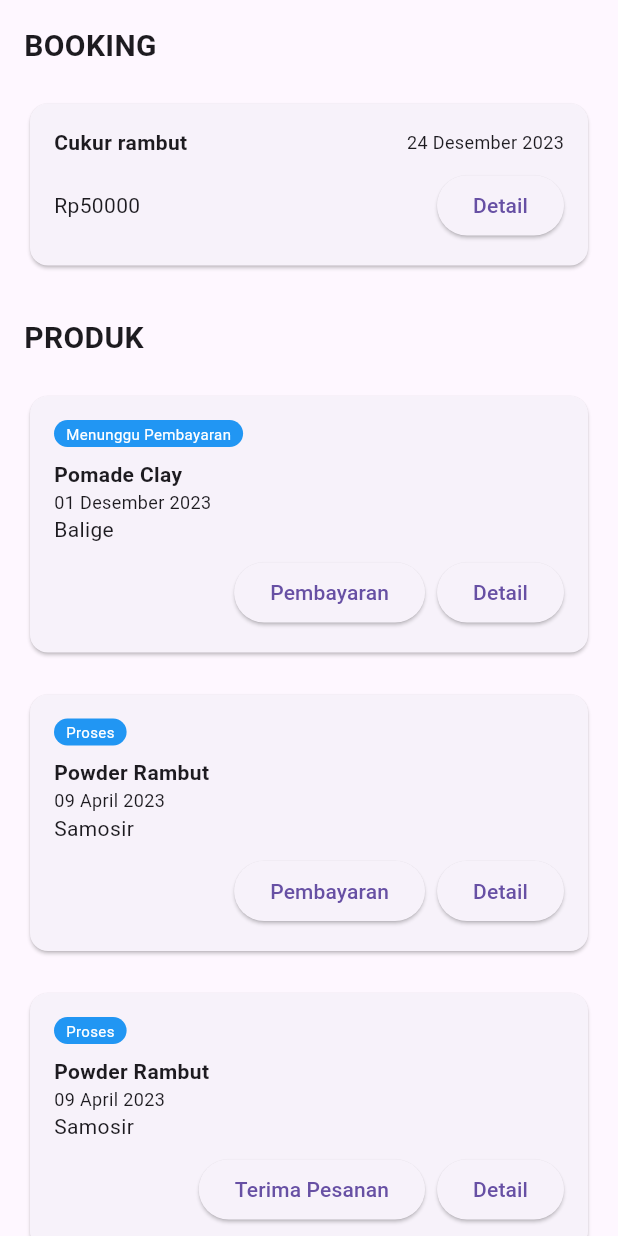
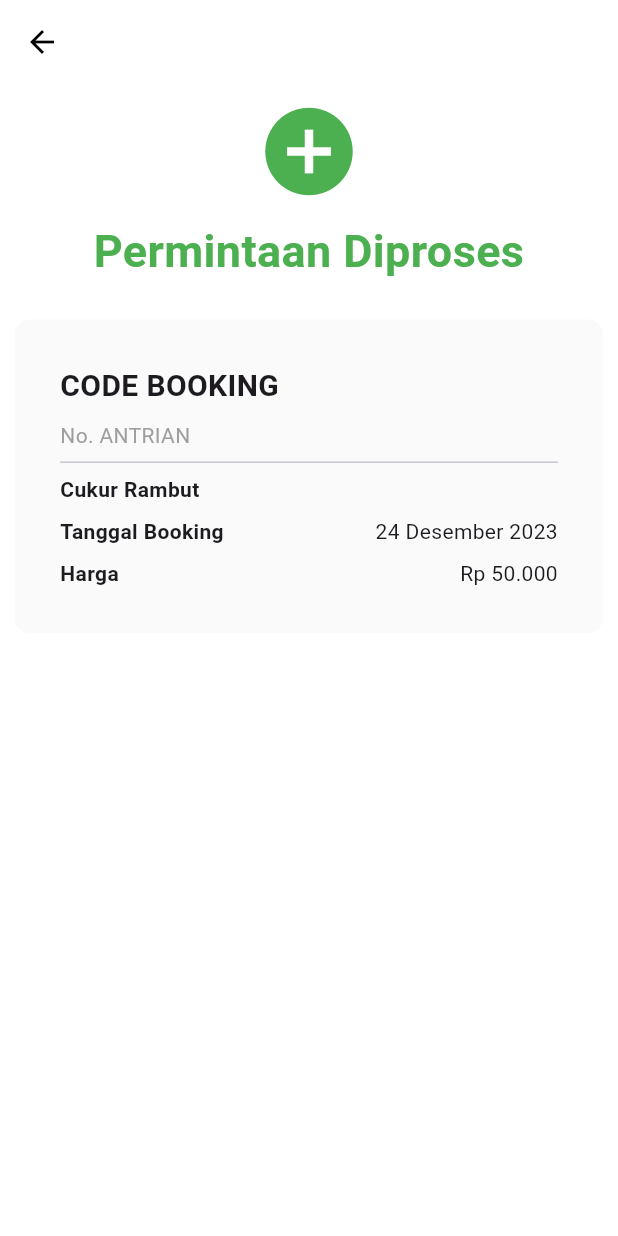
Before and after one commit to osvelina/Aplikasi, a Flutter app: the ProsesKonten screen opened directly, after a tap on "Detail", on a phone screen of 412 x 824 dp. Run offline on Flutter 3.47's test engine with Material 3 defaults, Android fonts, the light colour scheme and no system bars; our stand-ins replace flutter_easyloading, google_fonts; statements that could not run were skipped.

Commit message:
runn uiii

```diff
--- a/lib/ProsesKonten.dart
+++ b/lib/ProsesKonten.dart
@@ -1,3 +1,6 @@
+import 'package:apk_barbershop/Berhasil.dart';
+import 'package:apk_barbershop/Request.dart';
+import 'package:apk_barbershop/ToPay.dart';
 import 'package:flutter/material.dart';
 
 class ProsesKonten extends StatelessWidget {
@@ -21,6 +24,42 @@ class ProsesKonten extends StatelessWidget {
                 title: 'Cukur rambut',
                 date: '24 Desember 2023',
                 price: 50000,
+                status: 'Request',
+                onTapPay: null,
+                onTapDetail: () {
+                   Navigator.push(
+                    context,
+                    MaterialPageRoute(builder: (context) => Request()),
+                  );
+                 },
+              ),
+              SizedBox(height: 20),
+              _buildBookingCard(
+                title: 'Cat Rambut',
+                date: '24 Desember 2023',
+                price: 50000,
+                status: 'BOOKING',
+                onTapPay: null,
+                 onTapDetail: () {
+                  Navigator.push(
+                    context,
+                    MaterialPageRoute(builder: (context) => Berhasil()),
+                  );
+                },
+              ),
+              SizedBox(height: 20),
+              _buildBookingCard(
+                title: 'Style Rambut',
+                date: '24 Desember 2023',
+                price: 50000,
+                status: 'Menunggu Pembayaran',
+                onTapPay: () {
+                   Navigator.push(
+                    context,
+                    MaterialPageRoute(builder: (context) => ToPay()),
+                  );
+                  },
+                onTapDetail: null,
               ),
               SizedBox(height: 30),
               Text(
@@ -34,6 +73,12 @@ class ProsesKonten extends StatelessWidget {
                 date: '01 Desember 2023',
                 location: 'Balige',
                 price: 120000,
+                onTapPay: () {
+
+                  print('Pembayaran ditekan');
+                },
+                onTapDetail: null,
+                onTapGet: null,
               ),
               SizedBox(height: 20),
               _buildProductPurchaseCard(
@@ -42,9 +87,28 @@ class ProsesKonten extends StatelessWidget {
                 date: '09 April 2023',
                 location: 'Samosir',
                 price: 75000,
+                onTapPay: null,
+                onTapDetail: () {
+
+                  print('Detail ditekan');
+                },
+                onTapGet: null,
               ),
                SizedBox(height: 20),
-              ProsesContent(),
+              _buildProductPurchaseCard(
+                status: 'Proses',
+                products: ['Powder Rambut'],
+                date: '09 April 2023',
+                location: 'Samosir',
+                price: 75000,
+                onTapPay: null,
+                onTapDetail: null,
+                onTapGet: () {
+                  print('Terima Pesanan ditekan');
+                }
+              ),
+              SizedBox(height: 20),
+
             ],
           ),
         ),
@@ -56,6 +120,9 @@ class ProsesKonten extends StatelessWidget {
     required String title,
     required String date,
     required int price,
+    required String status,
+    required VoidCallback? onTapPay,
+    required VoidCallback? onTapDetail,
   }) {
     return Card(
       child: Padding(
@@ -63,6 +130,22 @@ class ProsesKonten extends StatelessWidget {
         child: Column(
           crossAxisAlignment: CrossAxisAlignment.start,
           children: [
+            Row(
+              children: [
+                Container(
+                  padding: EdgeInsets.symmetric(horizontal: 8.0, vertical: 2.0),
+                  decoration: BoxDecoration(
+                    borderRadius: BorderRadius.circular(10),
+                    color: _getStatusColor(status),
+                  ),
+                  child: Text(
+                    status,
+                    style: TextStyle(color: Colors.white, fontSize: 10),
+                  ),
+                ),
+              ],
+            ),
+            SizedBox(height: 8),
             Row(
               mainAxisAlignment: MainAxisAlignment.spaceBetween,
               children: [
@@ -81,10 +164,15 @@ class ProsesKonten extends StatelessWidget {
               mainAxisAlignment: MainAxisAlignment.spaceBetween,
               children: [
                 Text('Rp$price'),
+                if (onTapPay != null)
                   ElevatedButton(
-                  onPressed: () {
-
-                  },
+                    onPressed: onTapPay,
+                    child: Text('Pembayaran'),
+                  ),
+                if (onTapDetail != null) SizedBox(width: 8),
+                if (onTapDetail != null)
+                  ElevatedButton(
+                    onPressed: onTapDetail,
                     child: Text('Detail'),
                   ),
               ],
@@ -95,12 +183,30 @@ class ProsesKonten extends StatelessWidget {
     );
   }
 
+  Color _getStatusColor(String status) {
+    switch (status) {
+      case 'Request':
+        return Colors.yellow;
+      case 'BOOKING':
+        return Colors.green;
+      case 'Proses':
+        return Colors.purple;
+      case 'Menunggu Pembayaran':
+        return Colors.blue;
+      default:
+        return Colors.black;
+    }
+  }
+
   Widget _buildProductPurchaseCard({
     required String status,
     required List<String> products,
     required String date,
     required String location,
     required int price,
+    required VoidCallback? onTapPay,
+    required VoidCallback? onTapDetail,
+    required VoidCallback? onTapGet,
   }) {
     return Card(
       child: Padding(
@@ -114,7 +220,7 @@ class ProsesKonten extends StatelessWidget {
                   padding: EdgeInsets.symmetric(horizontal: 8.0, vertical: 2.0),
                   decoration: BoxDecoration(
                     borderRadius: BorderRadius.circular(10),
-                    color: Colors.blue,
+                    color: _getStatusColor(status),
                   ),
                   child: Text(
                     status,
@@ -142,14 +248,22 @@ class ProsesKonten extends StatelessWidget {
             Row(
               mainAxisAlignment: MainAxisAlignment.end,
               children: [
+                if (onTapPay != null)
                   ElevatedButton(
-                  onPressed: () {},
+                    onPressed: onTapPay,
                     child: Text('Pembayaran'),
                   ),
-                SizedBox(width: 8),
+                if (onTapDetail != null) SizedBox(width: 8),
+                if (onTapDetail != null)
                   ElevatedButton(
-                  onPressed: () {},
+                    onPressed: onTapDetail,
                     child: Text('Detail'),
+                  ),
+                if (onTapGet != null) SizedBox(width: 8),
+                if (onTapGet != null)
+                  ElevatedButton(
+                    onPressed: onTapGet,
+                    child: Text('Terima Pesanan'),
                   ),
               ],
             ),
@@ -159,55 +273,3 @@ class ProsesKonten extends StatelessWidget {
     );
   }
 }
-
-class ProsesContent extends StatelessWidget {
-  @override
-  Widget build(BuildContext context) {
-    return Card(
-      child: Padding(
-        padding: EdgeInsets.all(16.0),
-        child: Column(
-          crossAxisAlignment: CrossAxisAlignment.start,
-          children: [
-            Container(
-              padding: EdgeInsets.symmetric(horizontal: 8.0, vertical: 2.0),
-              decoration: BoxDecoration(
-                borderRadius: BorderRadius.circular(10),
-                color: Colors.blue,
-              ),
-              child: Text(
-                'Proses',
-                style: TextStyle(color: Colors.white, fontSize: 10),
-              ),
-            ),
-            SizedBox(height: 8),
-            Text(
-              'Powder Rambut',
-              style: TextStyle(fontWeight: FontWeight.bold),
-            ),
-            Text(
-              '09 April 2023',
-              style: TextStyle(fontSize: 12),
-            ),
-            Text('Samosir'),
-            SizedBox(height: 8),
-            Row(
-              mainAxisAlignment: MainAxisAlignment.end,
-              children: [
-                ElevatedButton(
-                  onPressed: () {},
-                  child: Text('Terima Pesanan'),
-                ),
-                SizedBox(width: 8),
-                ElevatedButton(
-                  onPressed: () {},
-                  child: Text('Detail'),
-                ),
-              ],
-            ),
-          ],
-        ),
-      ),
-    );
-  }
-}
--- /dev/null
+++ b/lib/Request.dart
@@ -0,0 +1,117 @@
+import 'package:flutter/material.dart';
+
+class Request extends StatelessWidget {
+  @override
+  Widget build(BuildContext context) {
+    return Scaffold(
+      backgroundColor: Colors.white,
+      appBar: AppBar(
+        backgroundColor: Colors.white,
+        elevation: 0,
+        leading: IconButton(
+          icon: Icon(Icons.arrow_back, color: Colors.black),
+          onPressed: () {
+            Navigator.of(context).pop();
+          },
+        ),
+      ),
+
+      body: SafeArea(
+        child: Padding(
+          padding: const EdgeInsets.all(10),
+          child: Column(
+            crossAxisAlignment: CrossAxisAlignment.stretch,
+            children: [
+              Row(
+              mainAxisAlignment: MainAxisAlignment.center,
+              children: [
+                RequestIcon(),
+              ],
+            ),
+
+            SizedBox(height: 10),
+              Text(
+                "Permintaan Diproses",
+                style: TextStyle(fontSize: 30, fontWeight: FontWeight.bold, color: Colors.green),
+                textAlign: TextAlign.center,
+              ),
+              SizedBox(height: 24),
+              Container(
+                decoration: BoxDecoration(
+                  borderRadius: BorderRadius.circular(10),
+                  color: Colors.grey[50],
+                ),
+                child: Padding(
+                  padding: const EdgeInsets.all(30.10 ),
+                  child: Column(
+                    crossAxisAlignment: CrossAxisAlignment.start,
+                    children: [
+                      Text(
+                        "CODE BOOKING",
+                        style: TextStyle(fontSize: 20, fontWeight: FontWeight.bold),
+                      ),
+                      SizedBox(height: 8),
+                      Text(
+                        "No. ANTRIAN",
+                        style: TextStyle(fontSize: 14, color: Colors.grey[500]),
+                      ),
+                      Divider(),
+                      Row(
+                        mainAxisAlignment: MainAxisAlignment.spaceBetween,
+                        children: [
+                          Text(
+                            "Cukur Rambut",
+                            style: TextStyle(fontSize: 14, fontWeight: FontWeight.bold),
+                          ),
+                        ],
+                      ),
+                      SizedBox(height: 8),
+                      Row(
+                        mainAxisAlignment: MainAxisAlignment.spaceBetween,
+                        children: [
+                          Text(
+                            "Tanggal Booking ",
+                            style: TextStyle(fontSize: 14, fontWeight: FontWeight.bold),
+                          ),
+                          Text(
+                            "24 Desember 2023",
+                            style: TextStyle(fontSize: 14),
+                          ),
+                        ],
+                      ),
+                       SizedBox(height: 8),
+                      Row(
+                        mainAxisAlignment: MainAxisAlignment.spaceBetween,
+                        children: [
+                          Text(
+                            "Harga",
+                            style: TextStyle(fontSize: 14, fontWeight: FontWeight.bold),
+                          ),
+                          Text(
+                            "Rp 50.000",
+                            style: TextStyle(fontSize: 14),
+                          ),
+                        ],
+                      ),
+                    ],
+                  ),
+                ),
+              ),
+            ]
+          ),
+        ),
+      ),
+    );
+  }
+}
+
+class RequestIcon extends StatelessWidget {
+  @override
+  Widget build(BuildContext context) {
+    return Icon(
+     Icons.add_circle,
+      color: Colors.green,
+      size: 70.0,
+    );
+  }
+}
--- a/pubspec.yaml
+++ b/pubspec.yaml
@@ -34,6 +34,7 @@ dependencies:
   coupon_uikit: ^0.2.1
   flutter_map: ^6.1.0
   geolocator: ^7.6.2
+  flutter_easyloading: ^3.0.5
 
   # image_picker: ^0.8.4+3
 
```
Also changed, not shown: lib/1.dart (deleted, +0 -10 lines), lib/Berhasil.dart (added, +117 -0 lines), lib/HomePage.dart (+22 -6 lines), lib/Loading.dart (added, +64 -0 lines), lib/RiwayatKonten.dart (+8 -14 lines), lib/ToPay.dart (added, +117 -0 lines), lib/main.dart (+8 -3 lines), pubspec.lock. Lines whose indentation alone changed are shown as unchanged.
